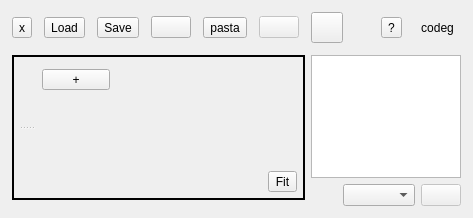
NikolayRag/codeg, file src/Ui/AppWindow.ui: the form before one commit.
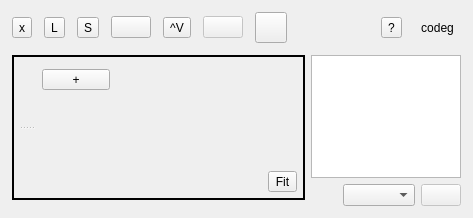
The form after the commit. Icons and pictures are not drawn.

Diff of the .ui file:
```diff
--- a/src/Ui/AppWindow.ui
+++ b/src/Ui/AppWindow.ui
@@ -79,14 +79,14 @@
           <item>
            <widget class="QToolButton" name="btnLoad">
             <property name="text">
-             <string>Load</string>
+             <string>L</string>
             </property>
            </widget>
           </item>
           <item>
            <widget class="QToolButton" name="btnSave">
             <property name="text">
-             <string>Save</string>
+             <string>S</string>
             </property>
            </widget>
           </item>
@@ -110,7 +110,7 @@
           <item>
            <widget class="QToolButton" name="btnPaste">
             <property name="text">
-             <string>pasta</string>
+             <string>^V</string>
             </property>
            </widget>
           </item>
```
